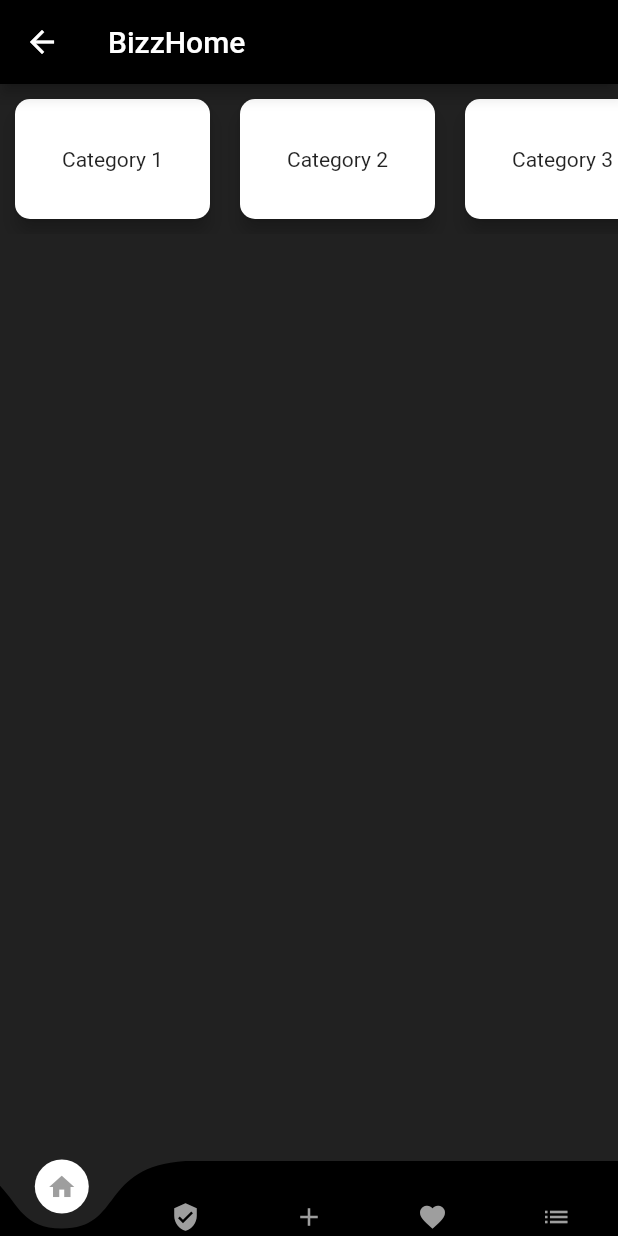
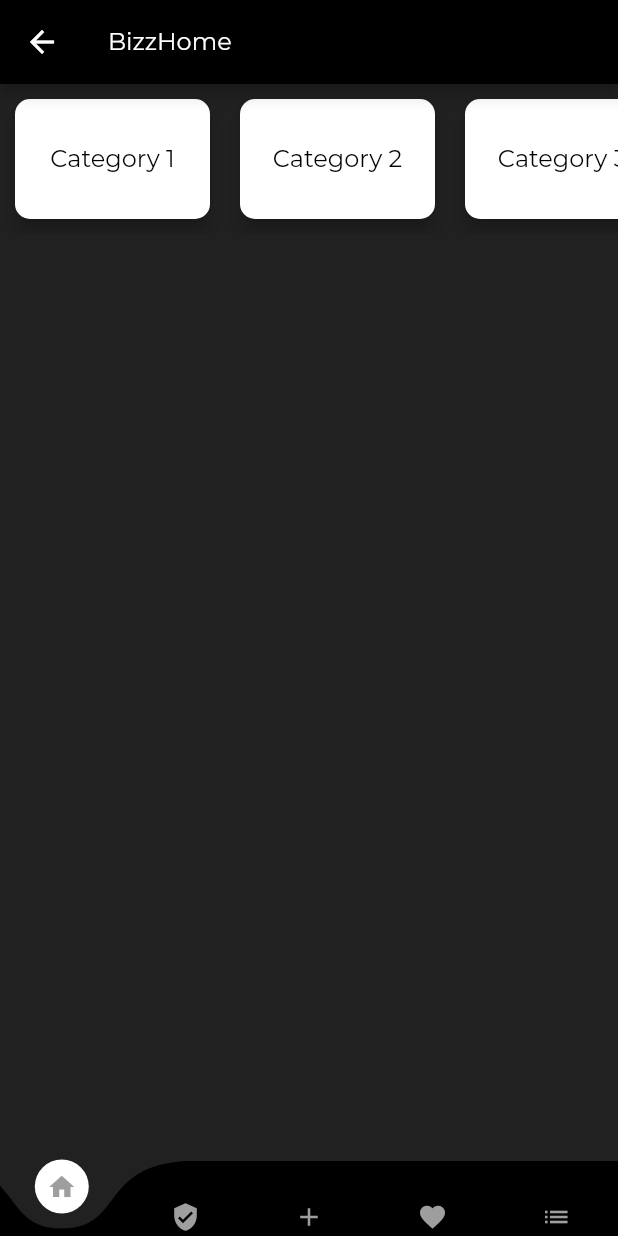
Before and after one commit to Jazz-hash/Google-Solution-Challenge, a Flutter app: the Dashboard screen opened directly, on a phone screen of 412 x 824 dp. Run offline on Flutter 3.47's test engine with Material 2 defaults, Android fonts, the phone set to English and light mode, and no system bars; drawn by our look-alikes of curved_navigation_bar; our stand-ins replace timelines; missing offline and left inert: bezier_chart, folding_cell; statements that could not run were skipped.

Commit message:
Fixed Route Factory - Changed font

```diff
--- a/lib/main.dart
+++ b/lib/main.dart
@@ -1,22 +1,4 @@
-import 'package:bizzhome/screens/login.dart';
-import 'package:bizzhome/widgets/navigator.dart';
+import 'package:bizzhome/app.dart';
 import 'package:flutter/material.dart';
 
-const HomeRoute = "/";
-const LoginRoute = "/login";
-const RegisterRoute = "/register";
-
 void main() => runApp(App());
-
-class App extends StatelessWidget {
-  var loginUser = null;
-
-  @override
-  Widget build(BuildContext context) {
-    return MaterialApp(
-      home: Scaffold(
-        body: loginUser != null ? Dashboard() : Login(),
-      ),
-    );
-  }
-}
--- a/lib/screens/tasksheet.dart
+++ b/lib/screens/tasksheet.dart
@@ -13,7 +13,6 @@
           final data = _data(index + 1);
           return Center(
             child: Container(
-              width: 360.0,
               child: Card(
                 margin: EdgeInsets.all(20.0),
                 child: Column(
--- a/lib/widgets/button.dart
+++ b/lib/widgets/button.dart
@@ -1,3 +1,4 @@
+import 'package:bizzhome/app.dart';
 import 'package:bizzhome/widgets/navigator.dart';
 import 'package:flutter/material.dart';
 
@@ -32,8 +33,7 @@
         ),
         child: FlatButton(
           onPressed: () {
-            Navigator.push(
-                context, MaterialPageRoute(builder: (context) => Dashboard()));
+            Navigator.of(context).pushNamed(DashboardRoute);
           },
           child: Align(
               alignment: Alignment.center,
--- a/lib/widgets/navigator.dart
+++ b/lib/widgets/navigator.dart
@@ -24,15 +24,15 @@
   ];
 
   int _currentIndex = 0;
-  GlobalKey _bottomNavigationKey = GlobalKey();
+  // GlobalKey _bottomNavigationKey = GlobalKey();
 
   @override
   Widget build(BuildContext context) {
-    SystemChrome.setSystemUIOverlayStyle(SystemUiOverlayStyle(
-      statusBarColor: Colors.black87,
-      statusBarBrightness: Brightness.dark,
-      statusBarIconBrightness: Brightness.dark,
-    ));
+    // SystemChrome.setSystemUIOverlayStyle(SystemUiOverlayStyle(
+    //   statusBarColor: Colors.black87,
+    //   statusBarBrightness: Brightness.dark,
+    //   statusBarIconBrightness: Brightness.dark,
+    // ));
 
     return Scaffold(
       appBar: AppBar(
```
Also changed, not shown: lib/app.dart (+4 -3 lines), lib/screens/login.dart (+5 -5 lines), lib/screens/profile.dart (+7 -9 lines).
